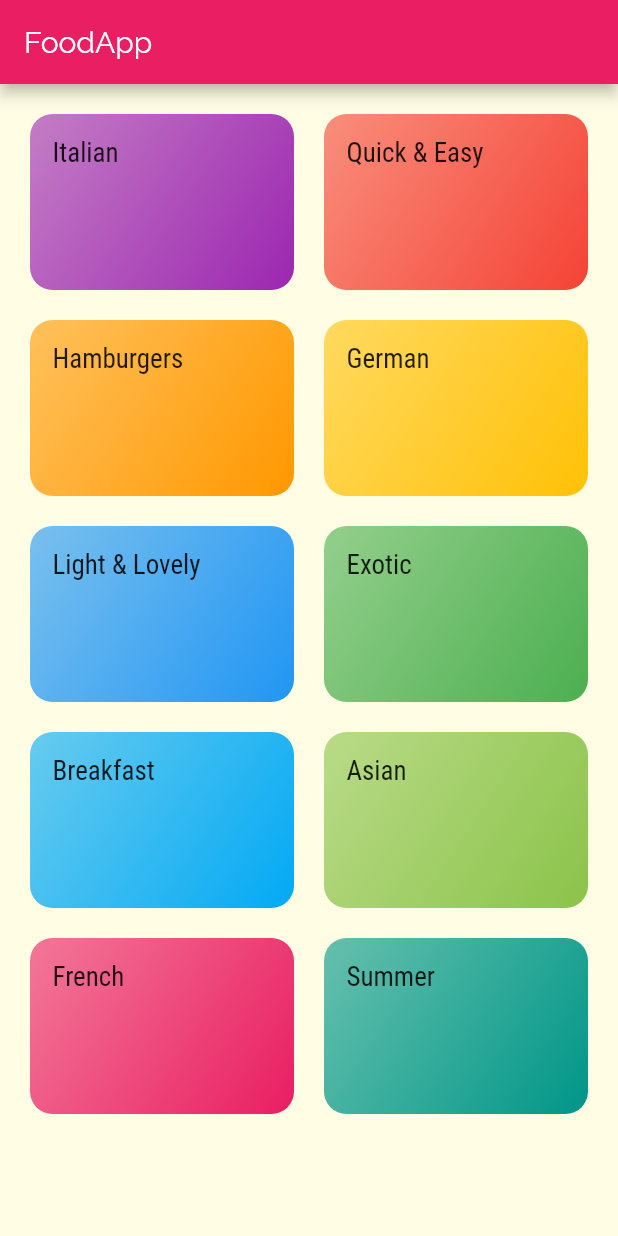
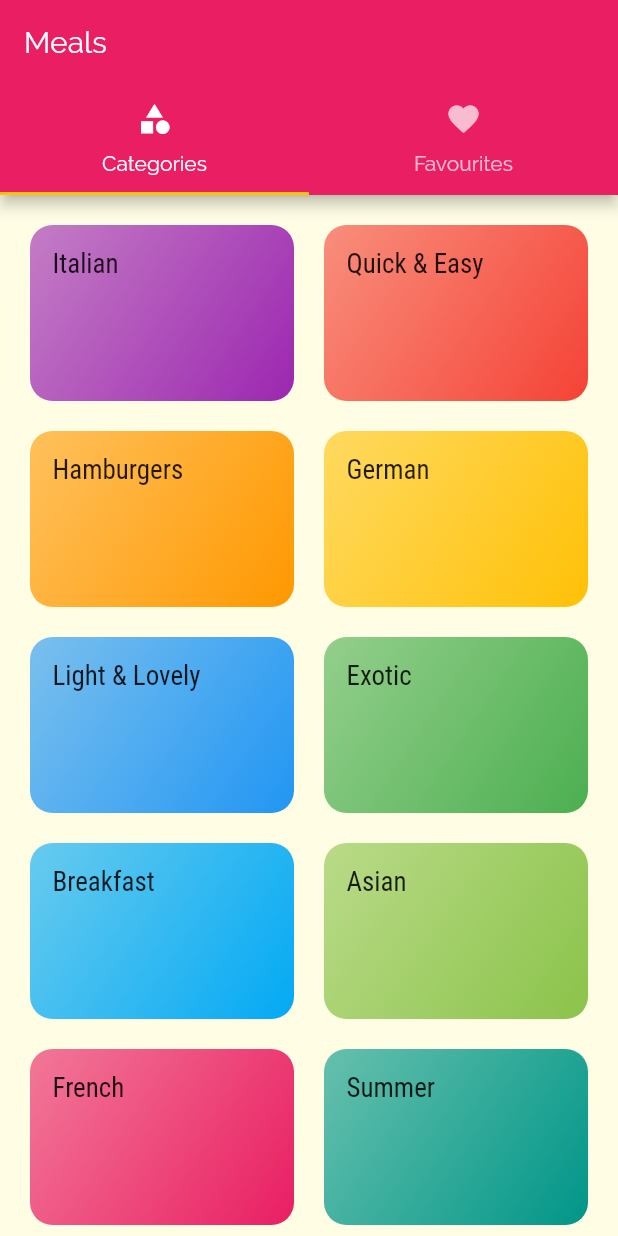
Before and after one commit to nelanz/Meals-App, a Flutter app: the screen it shows after launch, on a phone screen of 412 x 824 dp. Run offline on Flutter 3.47's test engine with Material 2 defaults, Android fonts, the phone set to English and light mode, and no system bars.

Commit message:
Added tab navigation

```diff
--- a/lib/main.dart
+++ b/lib/main.dart
@@ -1,4 +1,5 @@
 import 'package:flutter/material.dart';
+import './screens/tabs_screen.dart';
 import './screens/category_meals_screen.dart';
 import './screens/categories_screen.dart';
 import './screens/meal_detail_screen.dart';
@@ -23,7 +24,7 @@ class MyApp extends StatelessWidget {
                 fontFamily: 'RobotoCondensed',
               ))),
       routes: {
-        '/': (ctx) => CategoriesScreen(), // home
+        '/': (ctx) => TabsScreen(), // home
         CategoryMealsScreen.routeName: (ctx) => CategoryMealsScreen(),
         MealDetailScreen.routeName: (ctx) => MealDetailScreen(),
       },
--- a/lib/screens/categories_screen.dart
+++ b/lib/screens/categories_screen.dart
@@ -5,11 +5,7 @@ import '../widgets/category_item.dart';
 class CategoriesScreen extends StatelessWidget {
   @override
   Widget build(BuildContext context) {
-    return Scaffold(
-      appBar: AppBar(
-        title: const Text('FoodApp'),
-      ),
-      body: GridView(
+    return GridView(
         padding: const EdgeInsets.all(20),
         children: DUMMY_CATEGORIES
             .map((catData) => CategoryItem(catData.id, catData.title, catData.color))
@@ -20,7 +16,6 @@ class CategoriesScreen extends StatelessWidget {
           crossAxisSpacing: 20,
           mainAxisSpacing: 20,
         ),
-      ),
-    );
+      );
   }
 }
--- /dev/null
+++ b/lib/screens/favourites_screen.dart
@@ -0,0 +1,8 @@
+import 'package:flutter/material.dart';
+
+class FavouritesScreen extends StatelessWidget {
+  @override
+  Widget build(BuildContext context) {
+    return Center(child: Text('Favourites'),);
+  }
+}
--- /dev/null
+++ b/lib/screens/tabs_screen.dart
@@ -0,0 +1,33 @@
+import 'package:flutter/material.dart';
+import './favourites_screen.dart';
+import './categories_screen.dart';
+
+class TabsScreen extends StatefulWidget {
+  @override
+  _TabsScreenState createState() => _TabsScreenState();
+}
+
+class _TabsScreenState extends State<TabsScreen> {
+  @override
+  Widget build(BuildContext context) {
+    return DefaultTabController(
+      length: 2,
+      child: Scaffold(
+        appBar: AppBar(title: Text('Meals'), bottom: TabBar(tabs: <Widget>[
+          Tab(
+            icon: Icon(Icons.category),
+            text: 'Categories',
+          ),
+          Tab(
+            icon: Icon(Icons.favorite),
+            text: 'Favourites',
+          ),
+        ]),),
+        body: TabBarView(children: <Widget>[
+          CategoriesScreen(),
+          FavouritesScreen(),
+        ]),
+      ),
+    );
+  }
+}
```
